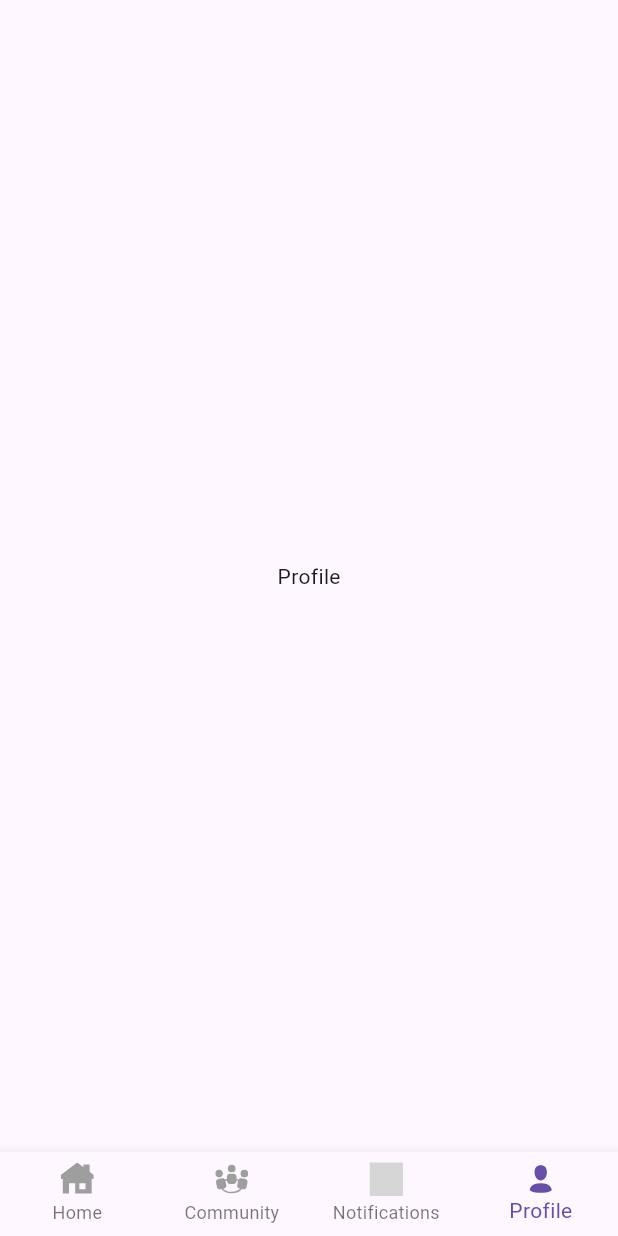
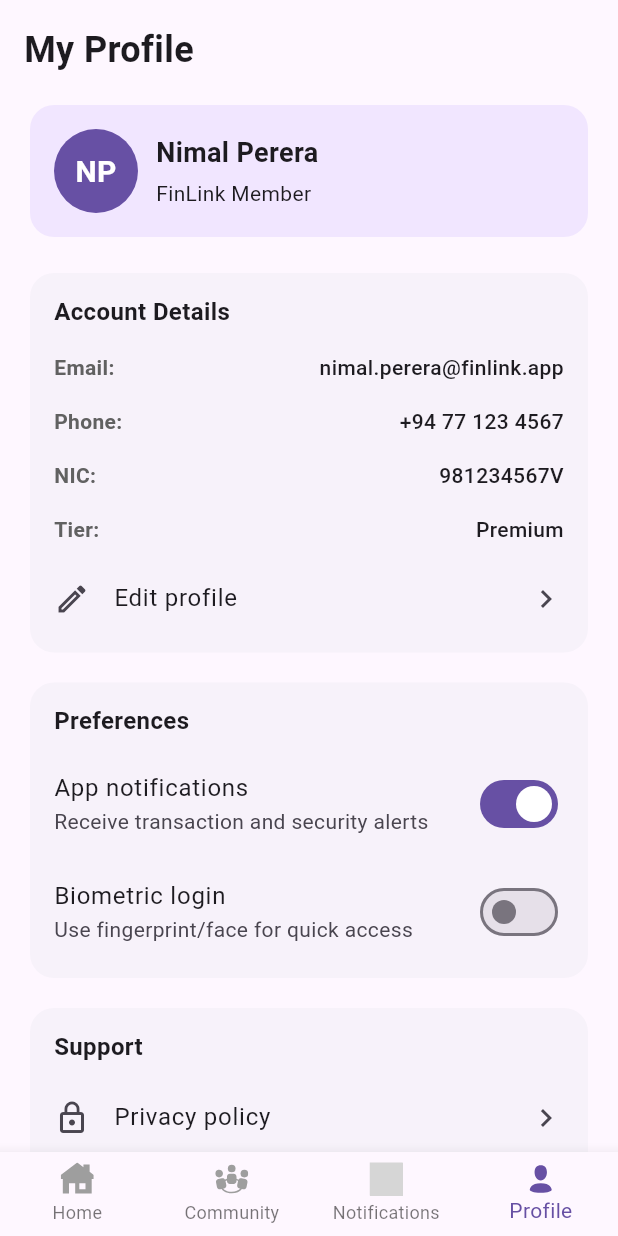
Before and after one commit to tharUmesh/finlink-cloud-native, a Flutter app: the HomeScreen screen opened by its route, item 4 of the bottom bar chosen, on a phone screen of 412 x 824 dp. Run offline on Flutter 3.47's test engine with Material 3 defaults, Android fonts, the phone set to English and light mode, and no system bars; our stand-ins replace flutter_svg, get_it, go_router; missing offline and left inert: qr_code_scanner_plus; grey boxes are pictures that could not be loaded.

Commit message:
profile screen

```diff
--- a/finlink_mobile/lib/features/home/home_screen.dart
+++ b/finlink_mobile/lib/features/home/home_screen.dart
@@ -4,6 +4,7 @@ import 'package:provider/provider.dart';
 import 'package:finlink_mobile/features/base_screen.dart';
 import 'package:finlink_mobile/features/home/home_tab.dart';
 import 'package:finlink_mobile/features/home/home_viewmodel.dart';
+import 'package:finlink_mobile/features/profile/profile_screen.dart';
 
 
 class HomeScreen extends BaseScreen {
@@ -22,7 +23,7 @@ class HomeScreen extends BaseScreen {
                 HomeTab(),
                 _CommunityTab(),
                 _NotificationsTab(),
-                _ProfileTab(),
+                ProfileScreen(),
               ],
             ),
             bottomNavigationBar: BottomNavigationBar(
@@ -108,12 +109,3 @@ class _NotificationsTab extends StatelessWidget {
     return const Center(child: Text('Notifications'));
   }
 }
-
-class _ProfileTab extends StatelessWidget {
-  const _ProfileTab();
-
-  @override
-  Widget build(BuildContext context) {
-    return const Center(child: Text('Profile'));
-  }
-}
--- /dev/null
+++ b/finlink_mobile/lib/features/profile/profile_screen.dart
@@ -0,0 +1,225 @@
+import 'package:finlink_mobile/features/base_screen.dart';
+import 'package:finlink_mobile/features/profile/profile_viewmodel.dart';
+import 'package:flutter/material.dart';
+import 'package:provider/provider.dart';
+
+class ProfileScreen extends BaseScreen {
+	const ProfileScreen({super.key});
+
+	@override
+	Widget mainContent(BuildContext context) {
+		return ChangeNotifierProvider(
+			create: (_) => ProfileViewmodel(),
+			child: Consumer<ProfileViewmodel>(
+				builder: (context, viewmodel, child) {
+					return SafeArea(
+						child: ListView(
+							padding: const EdgeInsets.all(16),
+							children: [
+								const Text(
+									'My Profile',
+									style: TextStyle(fontSize: 24, fontWeight: FontWeight.bold),
+								),
+								const SizedBox(height: 16),
+								_ProfileHeaderCard(viewmodel: viewmodel),
+								const SizedBox(height: 16),
+								_SectionCard(
+									title: 'Account Details',
+									children: [
+										_DetailTile(label: 'Email', value: viewmodel.email),
+										_DetailTile(label: 'Phone', value: viewmodel.phone),
+										_DetailTile(label: 'NIC', value: viewmodel.nic),
+										_DetailTile(label: 'Tier', value: viewmodel.accountTier),
+										ListTile(
+											contentPadding: EdgeInsets.zero,
+											leading: const Icon(Icons.edit_outlined),
+											title: const Text('Edit profile'),
+											trailing: const Icon(Icons.chevron_right),
+											onTap: () => viewmodel.showFeatureMessage(
+												context,
+												'Edit profile',
+											),
+										),
+									],
+								),
+								const SizedBox(height: 12),
+								_SectionCard(
+									title: 'Preferences',
+									children: [
+										SwitchListTile.adaptive(
+											contentPadding: EdgeInsets.zero,
+											title: const Text('App notifications'),
+											subtitle:
+													const Text('Receive transaction and security alerts'),
+											value: viewmodel.notificationsEnabled,
+											onChanged: viewmodel.toggleNotifications,
+										),
+										SwitchListTile.adaptive(
+											contentPadding: EdgeInsets.zero,
+											title: const Text('Biometric login'),
+											subtitle:
+													const Text('Use fingerprint/face for quick access'),
+											value: viewmodel.biometricEnabled,
+											onChanged: viewmodel.toggleBiometric,
+										),
+									],
+								),
+								const SizedBox(height: 12),
+								_SectionCard(
+									title: 'Support',
+									children: [
+										ListTile(
+											contentPadding: EdgeInsets.zero,
+											leading: const Icon(Icons.lock_outline),
+											title: const Text('Privacy policy'),
+											trailing: const Icon(Icons.chevron_right),
+											onTap: () => viewmodel.showFeatureMessage(
+												context,
+												'Privacy policy',
+											),
+										),
+										ListTile(
+											contentPadding: EdgeInsets.zero,
+											leading: const Icon(Icons.help_outline),
+											title: const Text('Help center'),
+											trailing: const Icon(Icons.chevron_right),
+											onTap: () => viewmodel.showFeatureMessage(
+												context,
+												'Help center',
+											),
+										),
+									],
+								),
+								const SizedBox(height: 16),
+								SizedBox(
+									height: 48,
+									child: OutlinedButton.icon(
+										onPressed: () => viewmodel.handleLogout(context),
+										icon: const Icon(Icons.logout),
+										label: const Text('Logout'),
+									),
+								),
+								const SizedBox(height: 8),
+							],
+						),
+					);
+				},
+			),
+		);
+	}
+}
+
+class _ProfileHeaderCard extends StatelessWidget {
+	const _ProfileHeaderCard({required this.viewmodel});
+
+	final ProfileViewmodel viewmodel;
+
+	@override
+	Widget build(BuildContext context) {
+		final colorScheme = Theme.of(context).colorScheme;
+
+		return Card(
+			elevation: 0,
+			color: colorScheme.primaryContainer.withValues(alpha: 0.65),
+			shape: RoundedRectangleBorder(borderRadius: BorderRadius.circular(16)),
+			child: Padding(
+				padding: const EdgeInsets.all(16),
+				child: Row(
+					children: [
+						CircleAvatar(
+							radius: 28,
+							backgroundColor: colorScheme.primary,
+							child: Text(
+								viewmodel.initials,
+								style: TextStyle(
+									color: colorScheme.onPrimary,
+									fontWeight: FontWeight.bold,
+									fontSize: 20,
+								),
+							),
+						),
+						const SizedBox(width: 12),
+						Expanded(
+							child: Column(
+								crossAxisAlignment: CrossAxisAlignment.start,
+								children: [
+									Text(
+										viewmodel.fullName,
+										style: const TextStyle(
+											fontSize: 18,
+											fontWeight: FontWeight.w700,
+										),
+									),
+									const SizedBox(height: 4),
+									const Text('FinLink Member'),
+								],
+							),
+						),
+					],
+				),
+			),
+		);
+	}
+}
+
+class _SectionCard extends StatelessWidget {
+	const _SectionCard({required this.title, required this.children});
+
+	final String title;
+	final List<Widget> children;
+
+	@override
+	Widget build(BuildContext context) {
+		return Card(
+			elevation: 0,
+			shape: RoundedRectangleBorder(borderRadius: BorderRadius.circular(16)),
+			child: Padding(
+				padding: const EdgeInsets.fromLTRB(16, 14, 16, 8),
+				child: Column(
+					crossAxisAlignment: CrossAxisAlignment.start,
+					children: [
+						Text(
+							title,
+							style: const TextStyle(fontSize: 16, fontWeight: FontWeight.w700),
+						),
+						const SizedBox(height: 8),
+						...children,
+					],
+				),
+			),
+		);
+	}
+}
+
+class _DetailTile extends StatelessWidget {
+	const _DetailTile({required this.label, required this.value});
+
+	final String label;
+	final String value;
+
+	@override
+	Widget build(BuildContext context) {
+		return Padding(
+			padding: const EdgeInsets.symmetric(vertical: 8),
+			child: Row(
+				children: [
+					Text(
+						'$label:',
+						style: TextStyle(
+							color: Colors.grey.shade700,
+							fontWeight: FontWeight.w600,
+						),
+					),
+					const SizedBox(width: 8),
+					Expanded(
+						child: Text(
+							value,
+							textAlign: TextAlign.end,
+							style: const TextStyle(fontWeight: FontWeight.w500),
+						),
+					),
+				],
+			),
+		);
+	}
+}
--- /dev/null
+++ b/finlink_mobile/lib/features/profile/profile_viewmodel.dart
@@ -0,0 +1,69 @@
+import 'package:finlink_mobile/features/base_viewmodel.dart';
+import 'package:finlink_mobile/utils/named_routes.dart';
+import 'package:flutter/material.dart';
+import 'package:go_router/go_router.dart';
+
+class ProfileViewmodel extends BaseViewmodel {
+	final String fullName = 'Nimal Perera';
+	final String email = 'nimal.perera@finlink.app';
+	final String phone = '+94 77 123 4567';
+	final String nic = '981234567V';
+	final String accountTier = 'Premium';
+
+	bool _notificationsEnabled = true;
+	bool _biometricEnabled = false;
+
+	bool get notificationsEnabled => _notificationsEnabled;
+	bool get biometricEnabled => _biometricEnabled;
+	String get initials {
+		final parts = fullName.trim().split(RegExp(r'\s+'));
+		if (parts.isEmpty) {
+			return 'U';
+		}
+		if (parts.length == 1) {
+			return parts.first.characters.first.toUpperCase();
+		}
+		return (parts.first.characters.first + parts.last.characters.first)
+				.toUpperCase();
+	}
+
+	void toggleNotifications(bool value) {
+		_notificationsEnabled = value;
+		notifyListeners();
+	}
+
+	void toggleBiometric(bool value) {
+		_biometricEnabled = value;
+		notifyListeners();
+	}
+
+	void showFeatureMessage(BuildContext context, String featureName) {
+		ScaffoldMessenger.of(context).showSnackBar(
+			SnackBar(content: Text('$featureName will be available soon.')),
+		);
+	}
+
+	Future<void> handleLogout(BuildContext context) async {
+		final shouldLogout = await showDialog<bool>(
+			context: context,
+			builder: (context) => AlertDialog(
+				title: const Text('Logout'),
+				content: const Text('Are you sure you want to logout?'),
+				actions: [
+					TextButton(
+						onPressed: () => Navigator.of(context).pop(false),
+						child: const Text('Cancel'),
+					),
+					FilledButton(
+						onPressed: () => Navigator.of(context).pop(true),
+						child: const Text('Logout'),
+					),
+				],
+			),
+		);
+
+		if (shouldLogout == true) {
+			context.go(NamedRoutes.login.path);
+		}
+	}
+}
--- a/finlink_mobile/lib/navigation_routes.dart
+++ b/finlink_mobile/lib/navigation_routes.dart
@@ -3,6 +3,7 @@ import 'package:finlink_mobile/features/home/home_screen.dart';
 import 'package:finlink_mobile/features/home/receive/receive_screen.dart';
 import 'package:finlink_mobile/features/home/qr_scanner/qr_scanner.dart';
 import 'package:finlink_mobile/features/home/withdraw/withdraw_screen.dart';
+import 'package:finlink_mobile/features/profile/profile_screen.dart';
 import 'package:finlink_mobile/main.dart';
 import 'package:finlink_mobile/features/auth/login/login_screen.dart';
 import 'package:finlink_mobile/utils/named_routes.dart';
@@ -27,6 +28,11 @@ final router = GoRouter(
       builder: (context, state) => const HomeScreen(),
     ),
     GoRoute(
+      path: NamedRoutes.profile.path,
+      name: NamedRoutes.profile.name,
+      builder: (context, state) => const ProfileScreen(),
+    ),
+    GoRoute(
       path: NamedRoutes.receive.path,
       name: NamedRoutes.receive.name,
       builder: (context, state) => const ReceiveScreen(),
--- a/finlink_mobile/lib/utils/named_routes.dart
+++ b/finlink_mobile/lib/utils/named_routes.dart
@@ -2,6 +2,7 @@ enum NamedRoutes {
   login("/login"),
   register("/register"),
   home("/home"),
+  profile('/profile'),
   receive('/receive'),
   qrScanner('/qr-scanner'),
   withdraw('/withdraw');
```
